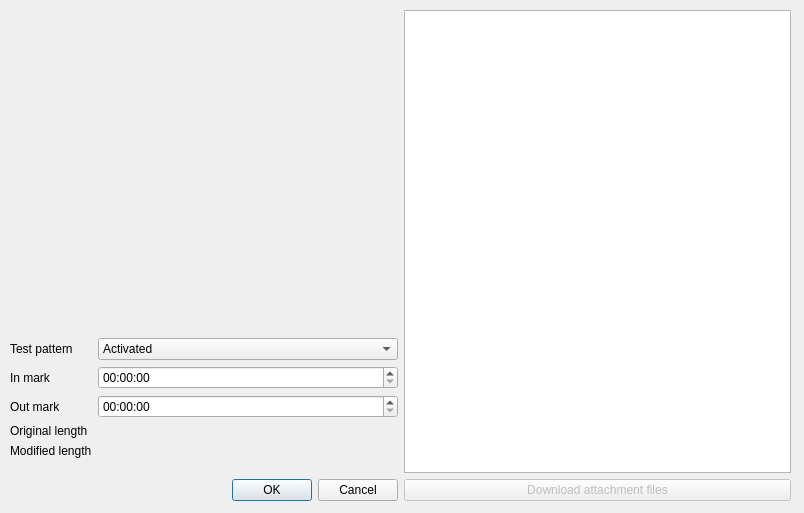
The window that src/advancedsettingswindow.ui (cinemaouvert/OPP) describes before a commit, drawn with Qt 5.
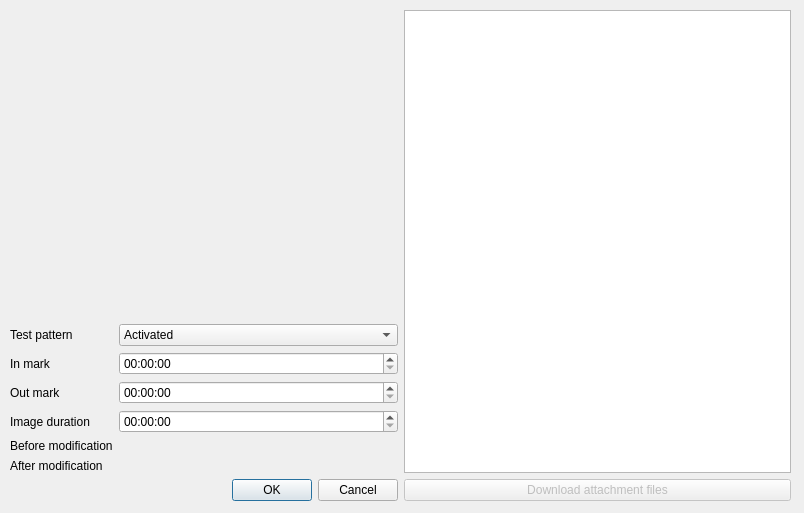
The same window after the commit. Icons and pictures are not drawn.

Commit message: Added possibility to change the duration of an Image

```diff
--- a/src/advancedsettingswindow.ui
+++ b/src/advancedsettingswindow.ui
@@ -44,6 +44,9 @@
       </item>
       <item>
        <layout class="QFormLayout" name="formLayout">
+        <property name="fieldGrowthPolicy">
+         <enum>QFormLayout::AllNonFixedFieldsGrow</enum>
+        </property>
         <property name="formAlignment">
          <set>Qt::AlignLeading|Qt::AlignLeft|Qt::AlignVCenter</set>
         </property>
@@ -57,23 +60,6 @@
           </property>
          </widget>
         </item>
-        <item row="0" column="1">
-         <widget class="QComboBox" name="comboBox_testPattern">
-          <property name="enabled">
-           <bool>true</bool>
-          </property>
-          <item>
-           <property name="text">
-            <string>Activated</string>
-           </property>
-          </item>
-          <item>
-           <property name="text">
-            <string>Inactive</string>
-           </property>
-          </item>
-         </widget>
-        </item>
         <item row="1" column="0">
          <widget class="QLabel" name="label_inMark">
           <property name="enabled">
@@ -114,34 +100,65 @@
           </property>
          </widget>
         </item>
-        <item row="3" column="0">
+        <item row="4" column="0">
          <widget class="QLabel" name="label_originalLength">
           <property name="text">
-           <string>Original length</string>
+           <string>Before modification</string>
           </property>
          </widget>
         </item>
-        <item row="3" column="1">
+        <item row="4" column="1">
          <widget class="QLabel" name="label_originalLengthValue">
           <property name="text">
            <string/>
           </property>
          </widget>
         </item>
-        <item row="4" column="0">
+        <item row="5" column="0">
          <widget class="QLabel" name="label_modifiedLength">
           <property name="text">
-           <string>Modified length</string>
+           <string>After modification</string>
           </property>
          </widget>
         </item>
-        <item row="4" column="1">
+        <item row="5" column="1">
          <widget class="QLabel" name="label_modifiedLengthValue">
           <property name="text">
            <string/>
           </property>
          </widget>
         </item>
+        <item row="0" column="1">
+         <widget class="QComboBox" name="comboBox_testPattern">
+          <property name="enabled">
+           <bool>true</bool>
+          </property>
+          <item>
+           <property name="text">
+            <string>Activated</string>
+           </property>
+          </item>
+          <item>
+           <property name="text">
+            <string>Inactive</string>
+           </property>
+          </item>
+         </widget>
+        </item>
+        <item row="3" column="0">
+         <widget class="QLabel" name="imageDurationLabel">
+          <property name="text">
+           <string>Image duration</string>
+          </property>
+         </widget>
+        </item>
+        <item row="3" column="1">
+         <widget class="QTimeEdit" name="imageDurationTimeEdit">
+          <property name="displayFormat">
+           <string>HH:mm:ss</string>
+          </property>
+         </widget>
+        </item>
        </layout>
       </item>
       <item>
```
The commit also changes 5 other files.
